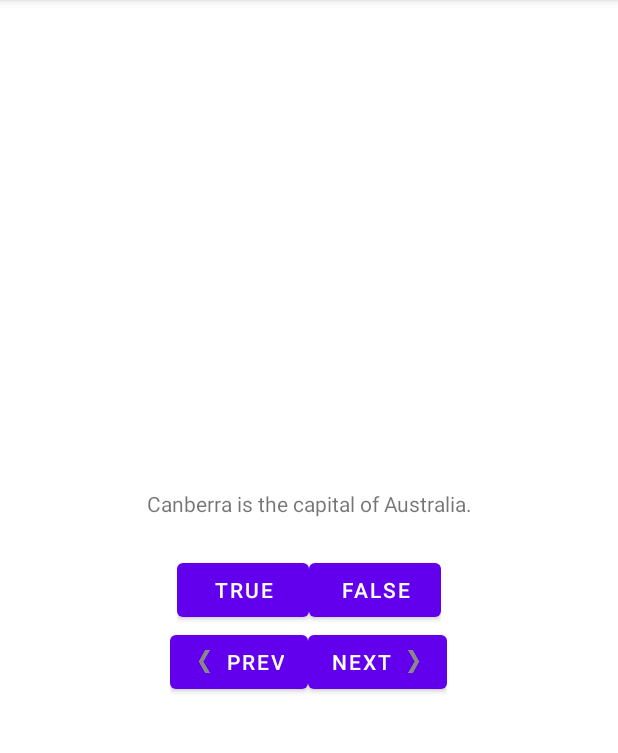
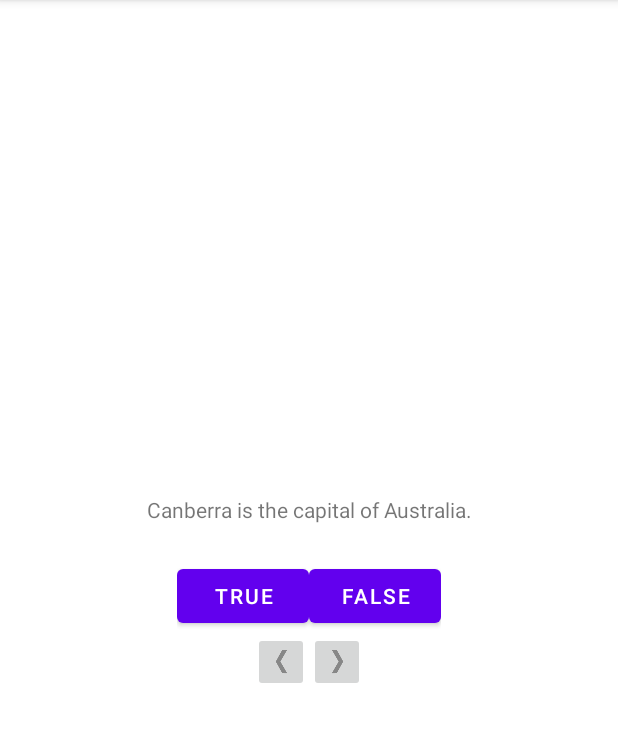
Before and after one commit to is-long/big-nerd-ranch-android, an Android app: the screen it shows after launch (MainActivity), on a phone screen of 412 x 824 dp, the part 84-837 px from its top. Run offline under Robolectric (Android 15) with nearby library versions, the phone set to English and light mode, and no system bars.

Commit message:
Done chapter 2 challenge: from button to image button

```diff
--- a/app/src/main/java/com/bignerdranch/android/geoquiz2/MainActivity.kt
+++ b/app/src/main/java/com/bignerdranch/android/geoquiz2/MainActivity.kt
@@ -4,6 +4,7 @@ import androidx.appcompat.app.AppCompatActivity
 import android.os.Bundle
 import android.view.View
 import android.widget.Button
+import android.widget.ImageButton
 import android.widget.TextView
 import android.widget.Toast
 
@@ -12,8 +13,8 @@ class MainActivity : AppCompatActivity() {
     // use lateinit = promise to compiler will provide non null values later
     private lateinit var trueButton: Button
     private lateinit var falseButton: Button
-    private lateinit var nextButton: Button
-    private lateinit var prevButton: Button
+    private lateinit var nextButton: ImageButton
+    private lateinit var prevButton: ImageButton
     private lateinit var questionTextView: TextView
 
     private val questionBank = listOf(
@@ -33,8 +34,8 @@ class MainActivity : AppCompatActivity() {
 
         trueButton = findViewById(R.id.true_button)
         falseButton = findViewById(R.id.false_button)
-        nextButton = findViewById(R.id.next_button)
-        prevButton = findViewById(R.id.prev_button)
+        nextButton = findViewById(R.id.next_image_button)
+        prevButton = findViewById(R.id.prev_image_button)
         questionTextView = findViewById(R.id.question_text_view)
 
         trueButton.setOnClickListener { view: View ->
--- a/app/src/main/res/layout/activity_main.xml
+++ b/app/src/main/res/layout/activity_main.xml
@@ -2,6 +2,7 @@
 
 <LinearLayout
     xmlns:android="http://schemas.android.com/apk/res/android"
+    xmlns:app="http://schemas.android.com/apk/res-auto"
     xmlns:tools="http://schemas.android.com/tools"
     android:layout_height="match_parent"
     android:layout_width="match_parent"
@@ -39,23 +40,18 @@
         android:orientation="horizontal"
         >
 
-        <!--  drawableStart doesn't work here? -->
-        <Button
-            android:id="@+id/prev_button"
+        <ImageButton
+            android:id="@+id/prev_image_button"
+            android:layout_height="wrap_content"
+            android:layout_width="wrap_content"
+            android:src="@drawable/arrow_left"
+            />
+
+        <ImageButton
+            android:id="@+id/next_image_button"
             android:layout_width="wrap_content"
             android:layout_height="wrap_content"
-            android:text="@string/prev_button"
-            android:drawableLeft="@drawable/arrow_left"
-            android:drawablePadding="4dp"
-            />
-
-        <Button
-            android:id="@+id/next_button"
-            android:layout_width="wrap_content"
-            android:layout_height="wrap_content"
-            android:text="@string/next_button"
-            android:drawableEnd="@drawable/arrow_right"
-            android:drawablePadding="4dp"
+            android:src="@drawable/arrow_right"
             />
     </LinearLayout>
 
```
